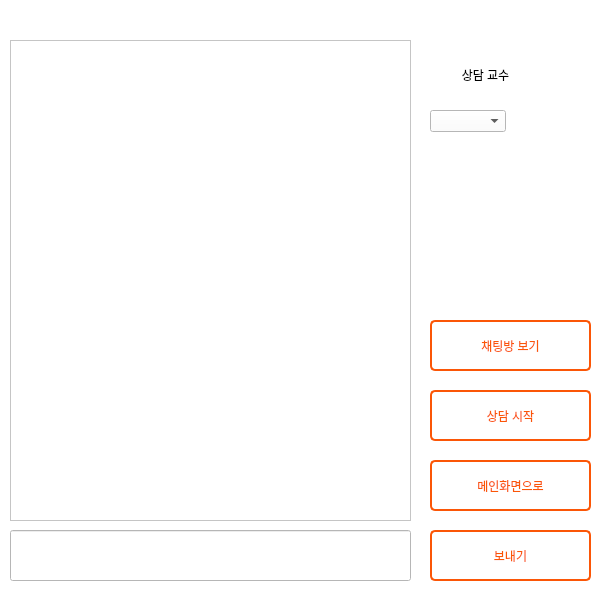
Above: main.ui from gitaeyu/be_corn before the change. Below: the same form after it.
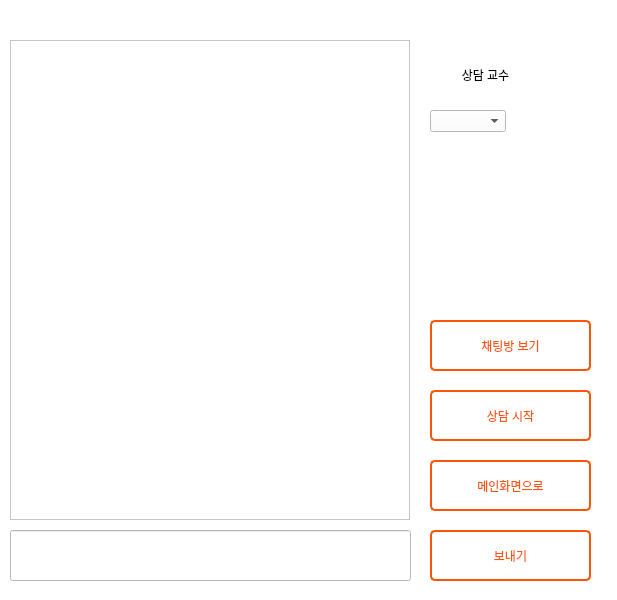
That is the form after the change. The open tabs and pages were chosen to show the change.

The edit to the form file:
```diff
--- a/main.ui
+++ b/main.ui
@@ -6,7 +6,7 @@
    <rect>
     <x>0</x>
     <y>0</y>
-    <width>602</width>
+    <width>617</width>
     <height>600</height>
    </rect>
   </property>
@@ -691,16 +691,6 @@
       </widget>
      </widget>
      <widget class="QWidget" name="page_21">
-      <widget class="QTextBrowser" name="chat_textBrowser">
-       <property name="geometry">
-        <rect>
-         <x>0</x>
-         <y>20</y>
-         <width>401</width>
-         <height>481</height>
-        </rect>
-       </property>
-      </widget>
       <widget class="QLineEdit" name="chat_lineEdit">
        <property name="geometry">
         <rect>
@@ -711,6 +701,19 @@
         </rect>
        </property>
       </widget>
+      <widget class="QListWidget" name="chat_textBrowser">
+       <property name="geometry">
+        <rect>
+         <x>0</x>
+         <y>20</y>
+         <width>400</width>
+         <height>480</height>
+        </rect>
+       </property>
+       <property name="textElideMode">
+        <enum>Qt::ElideRight</enum>
+       </property>
+      </widget>
      </widget>
     </widget>
     <widget class="QLabel" name="label">
```
Left out of the diff: 4 changed lines with no effect on the pictures.
